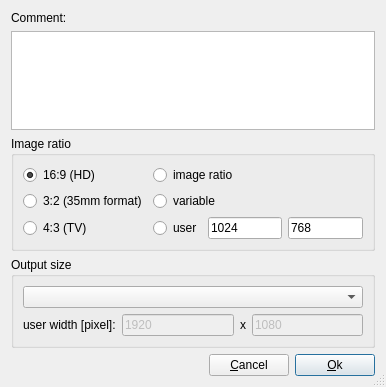
This is src/PresentationDataDlg4.ui in mneuroth/MinDia as Qt 5 draws it before an edit. The edited form follows.
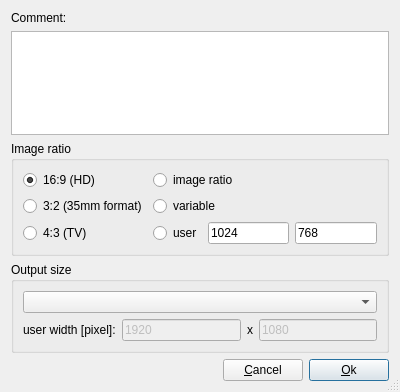
This is the edited form.

The edit to the form file:
```diff
--- a/src/PresentationDataDlg4.ui
+++ b/src/PresentationDataDlg4.ui
@@ -6,8 +6,8 @@
    <rect>
     <x>0</x>
     <y>0</y>
-    <width>386</width>
-    <height>387</height>
+    <width>400</width>
+    <height>392</height>
    </rect>
   </property>
   <property name="sizePolicy">
@@ -73,8 +73,14 @@
       </item>
       <item row="3" column="3">
        <widget class="QLineEdit" name="txtDY">
+        <property name="minimumSize">
+         <size>
+          <width>60</width>
+          <height>0</height>
+         </size>
+        </property>
         <property name="inputMask">
-         <string>0000; </string>
+         <string>0000</string>
         </property>
         <property name="text">
          <string>768</string>
@@ -97,8 +103,14 @@
       </item>
       <item row="3" column="2">
        <widget class="QLineEdit" name="txtDX">
+        <property name="minimumSize">
+         <size>
+          <width>60</width>
+          <height>0</height>
+         </size>
+        </property>
         <property name="inputMask">
-         <string>0000; </string>
+         <string>0000</string>
         </property>
         <property name="text">
          <string>1024</string>
@@ -147,7 +159,7 @@
          <bool>false</bool>
         </property>
         <property name="inputMask">
-         <string>0000; </string>
+         <string>0000</string>
         </property>
         <property name="text">
          <string>1920</string>
@@ -167,7 +179,7 @@
          <bool>false</bool>
         </property>
         <property name="inputMask">
-         <string>0000; </string>
+         <string>0000</string>
         </property>
         <property name="text">
          <string>1080</string>
```
Left out of the diff: 6 changed lines with no effect on the pictures.
